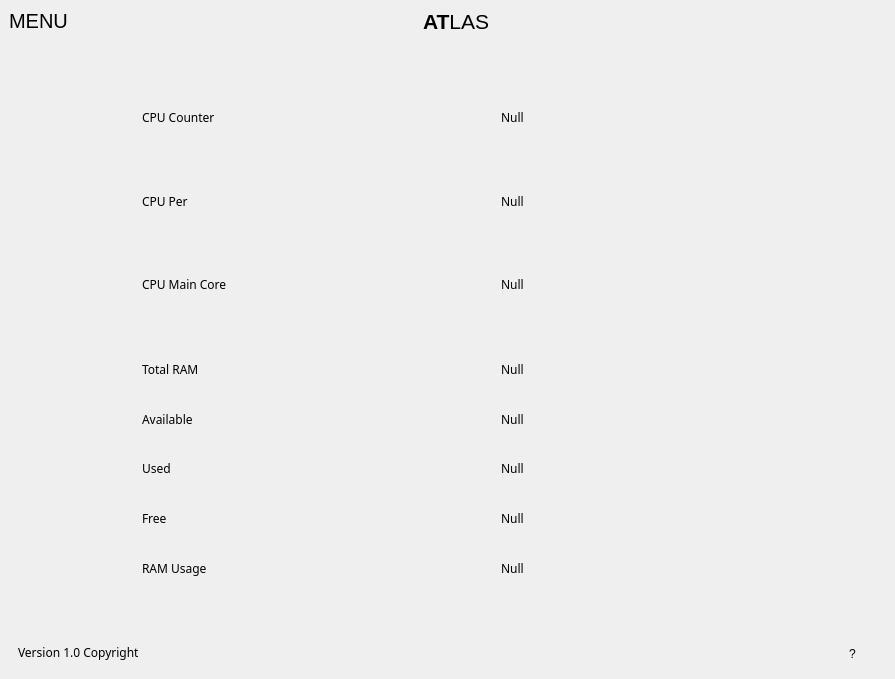
This is files/dashboard.ui in KramStyles/atlas as Qt 5 draws it before an edit. The edited form follows.
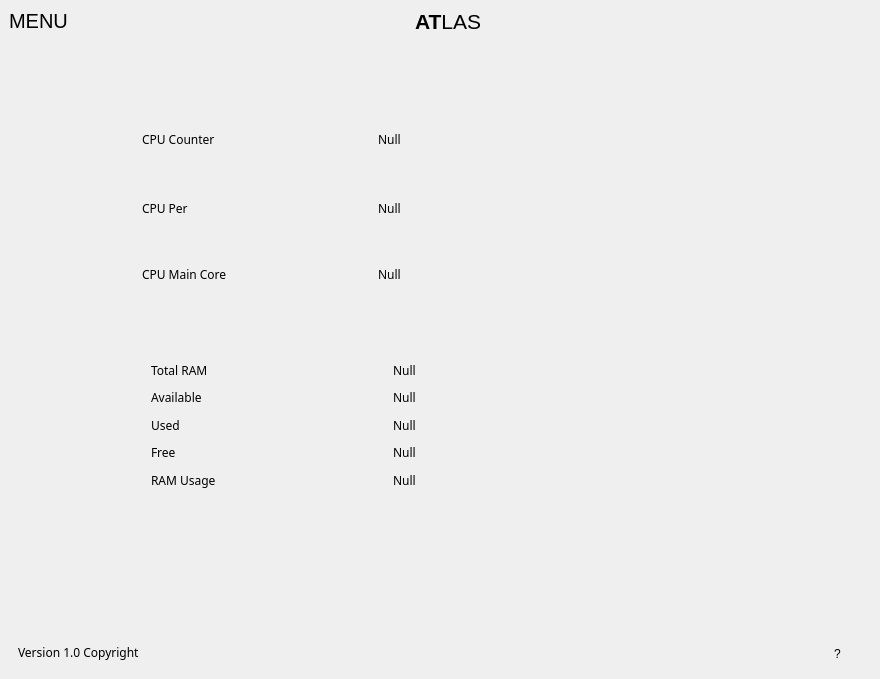
This is the edited form. The open tabs and pages were chosen to show the change. Icons and pictures are not drawn. Custom widgets are drawn as their Qt base class.

Commit message: added styled menu button

The edit to the form file:
```diff
--- a/files/dashboard.ui
+++ b/files/dashboard.ui
@@ -6,7 +6,7 @@
    <rect>
     <x>0</x>
     <y>0</y>
-    <width>895</width>
+    <width>880</width>
     <height>679</height>
    </rect>
   </property>
@@ -482,6 +482,28 @@
           <enum>QFrame::Raised</enum>
          </property>
          <layout class="QVBoxLayout" name="verticalLayout_5">
+          <item>
+           <widget class="QFrame" name="frmBodyRight">
+            <property name="sizePolicy">
+             <sizepolicy hsizetype="Minimum" vsizetype="Preferred">
+              <horstretch>0</horstretch>
+              <verstretch>0</verstretch>
+             </sizepolicy>
+            </property>
+            <property name="maximumSize">
+             <size>
+              <width>150</width>
+              <height>16777215</height>
+             </size>
+            </property>
+            <property name="frameShape">
+             <enum>QFrame::StyledPanel</enum>
+            </property>
+            <property name="frameShadow">
+             <enum>QFrame::Raised</enum>
+            </property>
+           </widget>
+          </item>
           <item>
            <widget class="QStackedWidget" name="stackedWidget">
             <property name="currentIndex">
@@ -489,8 +511,51 @@
             </property>
             <widget class="QWidget" name="stkBattery">
              <layout class="QVBoxLayout" name="verticalLayout_7">
-              <item alignment="Qt::AlignBottom">
+              <item>
+               <widget class="QFrame" name="frame_13">
+                <property name="styleSheet">
+                 <string notr="true">border:none;</string>
+                </property>
+                <property name="frameShape">
+                 <enum>QFrame::StyledPanel</enum>
+                </property>
+                <property name="frameShadow">
+                 <enum>QFrame::Raised</enum>
+                </property>
+                <layout class="QHBoxLayout" name="horizontalLayout_11">
+                 <item>
+                  <widget class="roundProgressBar" name="progBattery" native="true">
+                   <property name="minimumSize">
+                    <size>
+                     <width>200</width>
+                     <height>200</height>
+                    </size>
+                   </property>
+                   <property name="maximumSize">
+                    <size>
+                     <width>16777215</width>
+                     <height>16777215</height>
+                    </size>
+                   </property>
+                  </widget>
+                 </item>
+                </layout>
+               </widget>
+              </item>
+              <item>
                <widget class="QLabel" name="label_29">
+                <property name="minimumSize">
+                 <size>
+                  <width>0</width>
+                  <height>30</height>
+                 </size>
+                </property>
+                <property name="maximumSize">
+                 <size>
+                  <width>16777215</width>
+                  <height>30</height>
+                 </size>
+                </property>
                 <property name="font">
                  <font>
                   <family>raleway</family>
@@ -504,9 +569,6 @@
                 </property>
                </widget>
               </item>
-              <item>
-               <widget class="spiralProgressBar" name="widget_13" native="true"/>
-              </item>
               <item alignment="Qt::AlignVCenter">
                <widget class="QFrame" name="frame_3">
                 <property name="sizePolicy">
@@ -532,7 +594,7 @@
                  <item row="0" column="1">
                   <widget class="QLabel" name="label_34">
                    <property name="text">
-                    <string>N/A</string>
+                    <string>N/B</string>
                    </property>
                   </widget>
                  </item>
@@ -550,6 +612,20 @@
                    </property>
                   </widget>
                  </item>
+                 <item row="2" column="1">
+                  <widget class="QLabel" name="label_36">
+                   <property name="text">
+                    <string>N/A</string>
+                   </property>
+                  </widget>
+                 </item>
+                 <item row="3" column="1">
+                  <widget class="QLabel" name="label_37">
+                   <property name="text">
+                    <string>N/A</string>
+                   </property>
+                  </widget>
+                 </item>
                  <item row="2" column="0">
                   <widget class="QLabel" name="label_32">
                    <property name="text">
@@ -557,13 +633,6 @@
                    </property>
                   </widget>
                  </item>
-                 <item row="2" column="1">
-                  <widget class="QLabel" name="label_36">
-                   <property name="text">
-                    <string>N/A</string>
-                   </property>
-                  </widget>
-                 </item>
                  <item row="3" column="0">
                   <widget class="QLabel" name="label_33">
                    <property name="text">
@@ -571,13 +640,6 @@
                    </property>
                   </widget>
                  </item>
-                 <item row="3" column="1">
-                  <widget class="QLabel" name="label_37">
-                   <property name="text">
-                    <string>N/A</string>
-                   </property>
-                  </widget>
-                 </item>
                 </layout>
                </widget>
               </item>
@@ -585,7 +647,7 @@
             </widget>
             <widget class="QWidget" name="stkProcessor">
              <layout class="QVBoxLayout" name="verticalLayout_6">
-              <item>
+              <item alignment="Qt::AlignVCenter">
                <widget class="QFrame" name="frmCpuInfo">
                 <property name="frameShape">
                  <enum>QFrame::StyledPanel</enum>
@@ -596,6 +658,12 @@
                 <layout class="QGridLayout" name="gridLayout_2">
                  <item row="0" column="0">
                   <widget class="QLabel" name="label_12">
+                   <property name="maximumSize">
+                    <size>
+                     <width>16777215</width>
+                     <height>50</height>
+                    </size>
+                   </property>
                    <property name="text">
                     <string>CPU Counter</string>
                    </property>
@@ -608,38 +676,60 @@
                    </property>
                   </widget>
                  </item>
-                 <item row="1" column="1">
-                  <widget class="QLabel" name="label_15">
+                 <item row="0" column="2" rowspan="3">
+                  <widget class="spiralProgressBar" name="progCpu" native="true">
+                   <property name="minimumSize">
+                    <size>
+                     <width>0</width>
+                     <height>200</height>
+                    </size>
+                   </property>
+                  </widget>
+                 </item>
+                 <item row="1" column="0">
+                  <widget class="QLabel" name="label_13">
+                   <property name="maximumSize">
+                    <size>
+                     <width>16777215</width>
+                     <height>50</height>
+                    </size>
+                   </property>
                    <property name="text">
-                    <string>Null</string>
+                    <string>CPU Per</string>
                    </property>
                   </widget>
                  </item>
-                 <item row="4" column="0">
+                 <item row="2" column="0">
                   <widget class="QLabel" name="label_14">
+                   <property name="maximumSize">
+                    <size>
+                     <width>16777215</width>
+                     <height>50</height>
+                    </size>
+                   </property>
                    <property name="text">
                     <string>CPU Main Core</string>
                    </property>
                   </widget>
                  </item>
-                 <item row="4" column="1">
+                 <item row="1" column="1">
+                  <widget class="QLabel" name="label_15">
+                   <property name="text">
+                    <string>Null</string>
+                   </property>
+                  </widget>
+                 </item>
+                 <item row="2" column="1">
                   <widget class="QLabel" name="label_16">
                    <property name="text">
                     <string>Null</string>
                    </property>
                   </widget>
                  </item>
-                 <item row="1" column="0">
-                  <widget class="QLabel" name="label_13">
-                   <property name="text">
-                    <string>CPU Per</string>
-                   </property>
-                  </widget>
-                 </item>
                 </layout>
                </widget>
               </item>
-              <item>
+              <item alignment="Qt::AlignTop">
                <widget class="QFrame" name="frmRamInfo">
                 <property name="frameShape">
                  <enum>QFrame::StyledPanel</enum>
@@ -648,73 +738,161 @@
                  <enum>QFrame::Raised</enum>
                 </property>
                 <layout class="QGridLayout" name="gridLayout_3">
-                 <item row="0" column="0">
-                  <widget class="QLabel" name="label_18">
-                   <property name="text">
-                    <string>Total RAM</string>
-                   </property>
-                  </widget>
-                 </item>
-                 <item row="1" column="1">
-                  <widget class="QLabel" name="label_24">
-                   <property name="text">
-                    <string>Null</string>
-                   </property>
-                  </widget>
-                 </item>
                  <item row="2" column="0">
-                  <widget class="QLabel" name="label_21">
-                   <property name="text">
-                    <string>Used</string>
+                  <widget class="QFrame" name="frame_14">
+                   <property name="frameShape">
+                    <enum>QFrame::StyledPanel</enum>
                    </property>
-                  </widget>
-                 </item>
-                 <item row="1" column="0">
-                  <widget class="QLabel" name="label_22">
-                   <property name="text">
-                    <string>Available</string>
+                   <property name="frameShadow">
+                    <enum>QFrame::Raised</enum>
                    </property>
+                   <layout class="QGridLayout" name="gridLayout_6">
+                    <item row="0" column="0">
+                     <widget class="QLabel" name="label_18">
+                      <property name="maximumSize">
+                       <size>
+                        <width>16777215</width>
+                        <height>30</height>
+                       </size>
+                      </property>
+                      <property name="text">
+                       <string>Total RAM</string>
+                      </property>
+                     </widget>
+                    </item>
+                    <item row="0" column="1">
+                     <widget class="QLabel" name="label_20">
+                      <property name="maximumSize">
+                       <size>
+                        <width>16777215</width>
+                        <height>30</height>
+                       </size>
+                      </property>
+                      <property name="text">
+                       <string>Null</string>
+                      </property>
+                     </widget>
+                    </item>
+                    <item row="1" column="0">
+                     <widget class="QLabel" name="label_22">
+                      <property name="maximumSize">
+                       <size>
+                        <width>16777215</width>
+                        <height>30</height>
+                       </size>
+                      </property>
+                      <property name="text">
+                       <string>Available</string>
+                      </property>
+                     </widget>
+                    </item>
+                    <item row="1" column="1">
+                     <widget class="QLabel" name="label_24">
+                      <property name="maximumSize">
+                       <size>
+                        <width>16777215</width>
+                        <height>30</height>
+                       </size>
+                      </property>
+                      <property name="text">
+                       <string>Null</string>
+                      </property>
+                     </widget>
+                    </item>
+                    <item row="2" column="0">
+                     <widget class="QLabel" name="label_21">
+                      <property name="maximumSize">
+                       <size>
+                        <width>16777215</width>
+                        <height>30</height>
+                       </size>
+                      </property>
+                      <property name="text">
+                       <string>Used</string>
+                      </property>
+                     </widget>
+                    </item>
+                    <item row="2" column="1">
+                     <widget class="QLabel" name="label_23">
+                      <property name="maximumSize">
+                       <size>
+                        <width>16777215</width>
+                        <height>30</height>
+                       </size>
+                      </property>
+                      <property name="text">
+                       <string>Null</string>
+                      </property>
+                     </widget>
+                    </item>
+                    <item row="3" column="0">
+                     <widget class="QLabel" name="label_25">
+                      <property name="maximumSize">
+                       <size>
+                        <width>16777215</width>
+                        <height>30</height>
+                       </size>
+                      </property>
+                      <property name="text">
+                       <string>Free</string>
+                      </property>
+                     </widget>
+                    </item>
+                    <item row="3" column="1">
+                     <widget class="QLabel" name="label_27">
+                      <property name="maximumSize">
+                       <size>
+                        <width>16777215</width>
+                        <height>30</height>
+                       </size>
+                      </property>
+                      <property name="text">
+                       <string>Null</string>
+                      </property>
+                     </widget>
+                    </item>
+                    <item row="4" column="0">
+                     <widget class="QLabel" name="label_26">
+                      <property name="maximumSize">
+                       <size>
+                        <width>16777215</width>
+                        <height>30</height>
+                       </size>
+                      </property>
+                      <property name="text">
+                       <string>RAM Usage</string>
+                      </property>
+                     </widget>
+                    </item>
+                    <item row="4" column="1">
+                     <widget class="QLabel" name="label_28">
+                      <property name="maximumSize">
+                       <size>
+                        <width>16777215</width>
+                        <height>30</height>
+                       </size>
+                      </property>
+                      <property name="text">
+                       <string>Null</string>
+                      </property>
+                     </widget>
+                    </item>
+                   </layout>
                   </widget>
                  </item>
                  <item row="2" column="1">
-                  <widget class="QLabel" name="label_23">
-                   <property name="text">
-                    <string>Null</string>
+                  <widget class="roundProgressBar" name="progRam" native="true">
+                   <property name="minimumSize">
+                    <size>
+                     <width>0</width>
+                     <height>150</height>
+                    </size>
                    </property>
-                  </widget>
-                 </item>
-                 <item row="0" column="1">
-                  <widget class="QLabel" name="label_20">
-                   <property name="text">
-                    <string>Null</string>
-                   </property>
-                  </widget>
-                 </item>
-                 <item row="3" column="0">
-                  <widget class="QLabel" name="label_25">
-                   <property name="text">
-                    <string>Free</string>
-                   </property>
-                  </widget>
-                 </item>
-                 <item row="4" column="0">
-                  <widget class="QLabel" name="label_26">
-                   <property name="text">
-                    <string>RAM Usage</string>
-                   </property>
-                  </widget>
-                 </item>
-                 <item row="3" column="1">
-                  <widget class="QLabel" name="label_27">
-                   <property name="text">
-                    <string>Null</string>
-                   </property>
-                  </widget>
-                 </item>
-                 <item row="4" column="1">
-                  <widget class="QLabel" name="label_28">
-                   <property name="text">
-                    <string>Null</string>
+                   <property name="maximumSize">
+                    <size>
+                     <width>200</width>
+                     <height>16777215</height>
+                    </size>
                    </property>
                   </widget>
                  </item>
@@ -1229,9 +1407,9 @@
                  <property name="geometry">
                   <rect>
                    <x>0</x>
-                   <y>-377</y>
-                   <width>688</width>
-                   <height>875</height>
+                   <y>0</y>
+                   <width>241</width>
+                   <height>879</height>
                   </rect>
                  </property>
                  <layout class="QVBoxLayout" name="verticalLayout_13">
@@ -1553,28 +1731,6 @@
          </layout>
         </widget>
        </item>
-       <item>
-        <widget class="QFrame" name="frmBodyRight">
-         <property name="sizePolicy">
-          <sizepolicy hsizetype="Minimum" vsizetype="Preferred">
-           <horstretch>0</horstretch>
-           <verstretch>0</verstretch>
-          </sizepolicy>
-         </property>
-         <property name="maximumSize">
-          <size>
-           <width>150</width>
-           <height>16777215</height>
-          </size>
-         </property>
-         <property name="frameShape">
-          <enum>QFrame::StyledPanel</enum>
-         </property>
-         <property name="frameShadow">
-          <enum>QFrame::Raised</enum>
-         </property>
-        </widget>
-       </item>
       </layout>
      </widget>
     </item>
@@ -1665,6 +1821,12 @@
    <header>PySide2extn.SpiralProgressBar.h</header>
    <container>1</container>
   </customwidget>
+  <customwidget>
+   <class>roundProgressBar</class>
+   <extends>QWidget</extends>
+   <header location="global">PySide2extn.RoundProgressBar.h</header>
+   <container>1</container>
+  </customwidget>
  </customwidgets>
  <resources>
   <include location="icons.qrc"/>
```
The commit also changes 2 other files.
